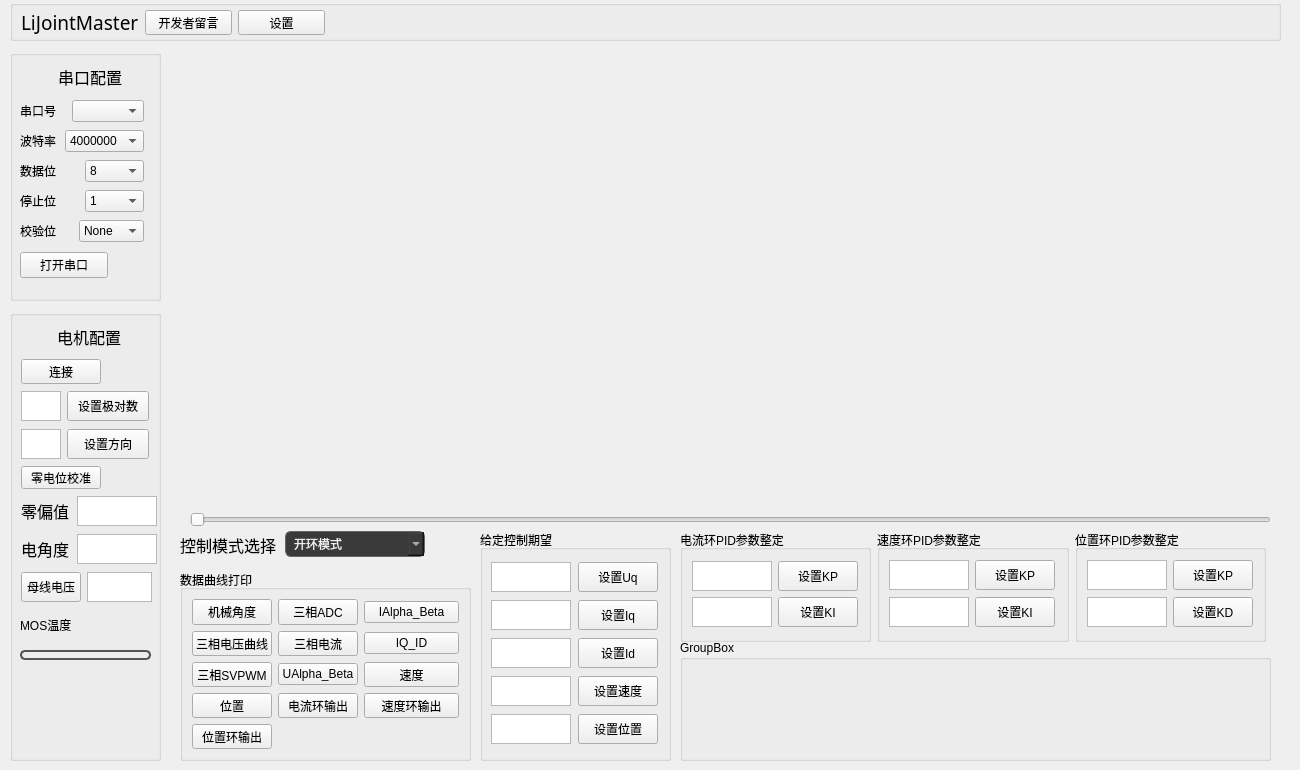
lhzloveyyj/LiJointMaster, file widget.ui: the form before one commit.
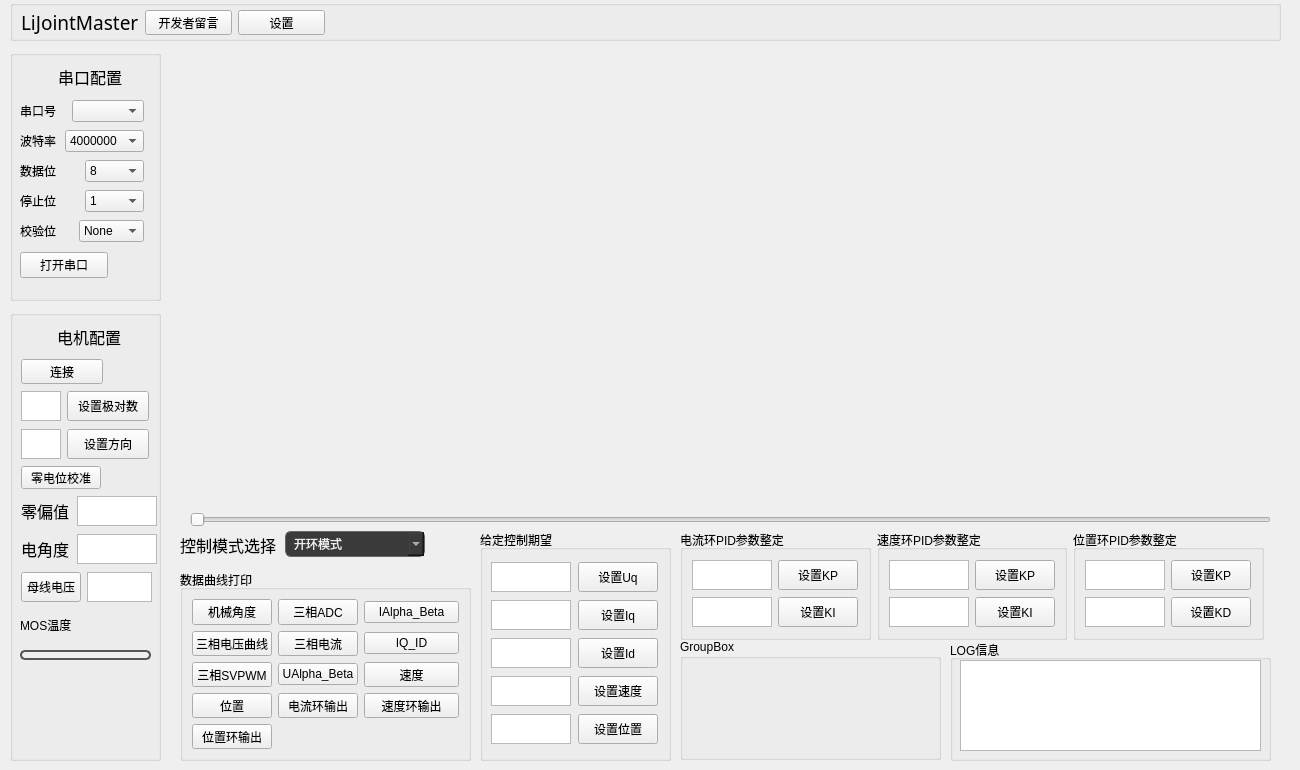
The form after the commit. Icons and pictures are not drawn. Custom widgets are drawn as their Qt base class.

The edit to the form file:
```diff
--- a/widget.ui
+++ b/widget.ui
@@ -714,8 +714,8 @@
        </property>
        <property name="maximumSize">
         <size>
-         <width>30</width>
-         <height>30</height>
+         <width>20</width>
+         <height>20</height>
         </size>
        </property>
        <property name="styleSheet">
@@ -1286,23 +1286,33 @@
   <widget class="QGroupBox" name="groupBox_8">
    <property name="geometry">
     <rect>
-     <x>680</x>
+     <x>950</x>
      <y>640</y>
-     <width>591</width>
+     <width>321</width>
      <height>121</height>
     </rect>
    </property>
    <property name="title">
-    <string>GroupBox</string>
+    <string>LOG信息</string>
    </property>
+   <widget class="QTextBrowser" name="log_txt">
+    <property name="geometry">
+     <rect>
+      <x>10</x>
+      <y>20</y>
+      <width>301</width>
+      <height>91</height>
+     </rect>
+    </property>
+   </widget>
   </widget>
   <widget class="QWidget" name="layoutWidget">
    <property name="geometry">
     <rect>
      <x>680</x>
      <y>530</y>
-     <width>586</width>
-     <height>112</height>
+     <width>584</width>
+     <height>110</height>
     </rect>
    </property>
    <layout class="QHBoxLayout" name="horizontalLayout_5">
@@ -1311,8 +1321,6 @@
       <property name="title">
        <string>电流环PID参数整定</string>
       </property>
-      <layout class="QGridLayout" name="gridLayout_4">
-       <item row="0" column="0">
         <layout class="QGridLayout" name="gridLayout_2">
          <item row="0" column="0">
           <widget class="QTextEdit" name="textEdit_4">
@@ -1361,8 +1369,6 @@
           </widget>
          </item>
         </layout>
-       </item>
-      </layout>
      </widget>
     </item>
     <item>
@@ -1477,6 +1483,19 @@
     </item>
    </layout>
   </widget>
+  <widget class="QGroupBox" name="groupBox_10">
+   <property name="geometry">
+    <rect>
+     <x>680</x>
+     <y>639</y>
+     <width>261</width>
+     <height>121</height>
+    </rect>
+   </property>
+   <property name="title">
+    <string>GroupBox</string>
+   </property>
+  </widget>
  </widget>
  <customwidgets>
   <customwidget>
```
Lines whose indentation alone changed are shown as unchanged.
